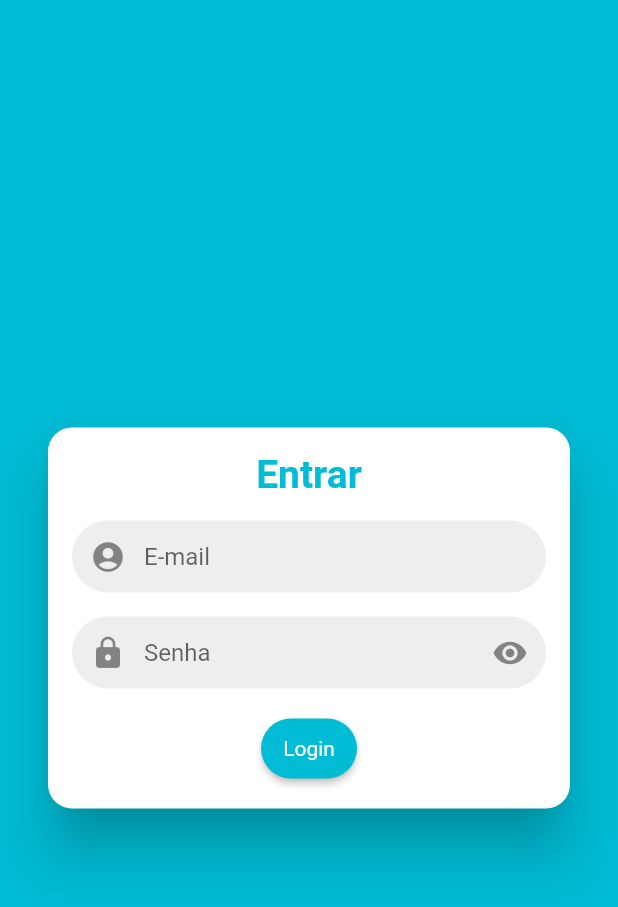
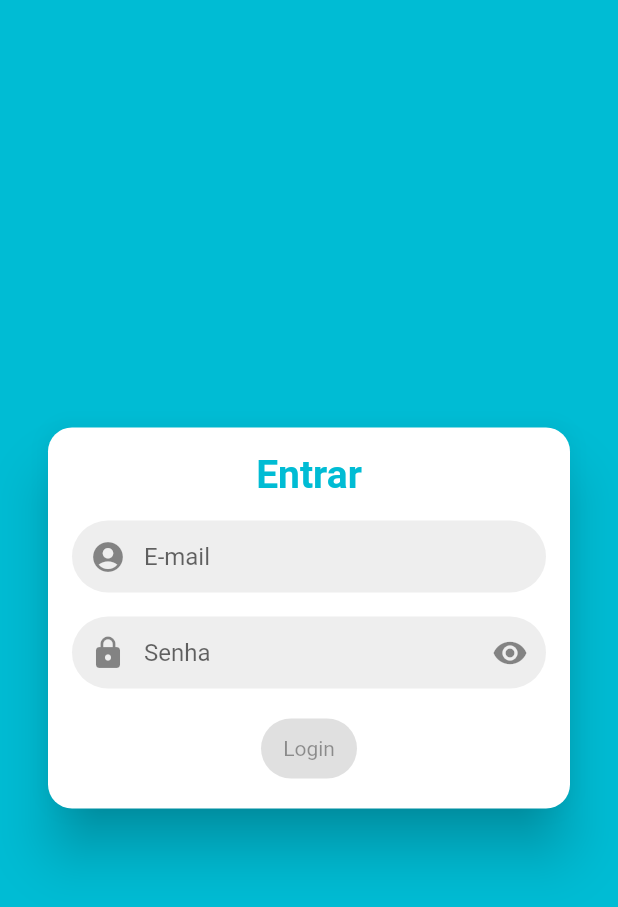
Before and after one commit to salvego/app_mobx, a Flutter app: the screen it shows after launch, on a phone screen of 412 x 824 dp. Shown: the top 907 px of the screen. Run offline on Flutter 3.47's test engine with Material 2 defaults, Android fonts, the phone set to English and light mode, and no system bars; our stand-ins replace email_validator, flutter_mobx, mobx; generated files the repository leaves out were written again.

Commit message:
usando mobx na tela de login
usando mobx na tela de login

```diff
--- a/lib/screens/login_screen.dart
+++ b/lib/screens/login_screen.dart
@@ -17,7 +17,22 @@ class LoginScreen extends StatefulWidget {
 
 class _LoginScreenState extends State<LoginScreen> {
 
-  LoginController controller = LoginController();
+  final LoginController controller = LoginController();
+
+  @override
+  void initState() {
+    // TODO: implement initState
+    super.initState();
+
+    when((_) => controller.loggedIn, (){
+
+        Navigator.of(context).pushReplacement(
+          MaterialPageRoute(builder: (_) => const ListScreen()),
+        );
+
+    });
+
+  }
 
   @override
   Widget build(BuildContext context) {
@@ -44,13 +59,15 @@ class _LoginScreenState extends State<LoginScreen> {
                     ),
                   ),
                   const SizedBox(height: 16),
-                  CustomTextField(
+                  Observer(builder: (_){
+                    return CustomTextField(
                       hint: 'E-mail',
                       prefix: const Icon(Icons.account_circle),
                       textInputType: TextInputType.emailAddress,
                       onChanged: controller.setEmail,
-                    enabled: true,
-                  ),
+                      enabled: !controller.loading,
+                    );
+                  }),
                   const SizedBox(height: 16),
                   Observer(builder: (_){
                     return CustomTextField(
@@ -58,7 +75,7 @@ class _LoginScreenState extends State<LoginScreen> {
                       prefix: const Icon(Icons.lock),
                       obscure: !controller.passwordVisible,
                       onChanged: controller.setPassword,
-                      enabled: true,
+                      enabled: !controller.loading,
                       suffix: CustomIconButton(
                         radius: 32,
                         iconData: controller.passwordVisible ? Icons.visibility_off : Icons.visibility,
@@ -67,7 +84,8 @@ class _LoginScreenState extends State<LoginScreen> {
                     );
                   }),
                   const SizedBox(height: 16),
-                  ElevatedButton(
+                  Observer(builder: (_){
+                    return ElevatedButton(
                       style: ElevatedButton.styleFrom(
                         shape: RoundedRectangleBorder(
                           borderRadius: BorderRadius.circular(32),
@@ -76,13 +94,20 @@ class _LoginScreenState extends State<LoginScreen> {
                         textStyle: const TextStyle(color: Colors.white),
                         padding: const EdgeInsets.all(12),
                       ),
-                    child: const Text('Login'),
-                    onPressed: () {
-                      Navigator.of(context).pushReplacement(
-                        MaterialPageRoute(builder: (_) => const ListScreen()),
+                      child: controller.loading
+                            ? const SizedBox(
+                              width: 20,
+                              height: 20,
+                              child: CircularProgressIndicator(
+                                valueColor: AlwaysStoppedAnimation(Colors.white),
+                              ),
+                            )
+                            : const Text('Login'),
+                      onPressed: controller.isFormValid ? () {
+                        controller.login();
+                      } : null,
                     );
-                    },
-                  )
+                  })
                 ],
               ),
             ),
--- a/pubspec.yaml
+++ b/pubspec.yaml
@@ -18,6 +18,7 @@ dependencies:
   cupertino_icons: ^1.0.4
   mobx: ^2.0.6+1
   flutter_mobx: ^2.0.4
+  email_validator: ^2.0.1
 
 dev_dependencies:
   flutter_test:
```
Also changed, not shown: lib/controllers/login_controller.dart (+32 -3 lines), lib/controllers/login_controller.g.dart, pubspec.lock. Lines whose indentation alone changed are shown as unchanged.
